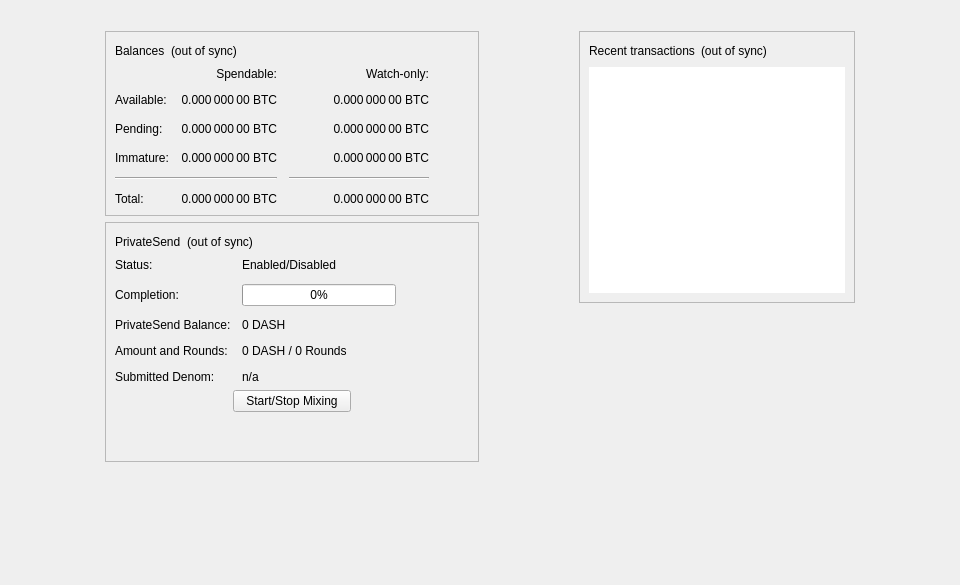
The window that src/qt/forms/overviewpage.ui (xdustinface/dash) describes before a commit, drawn with Qt 5.
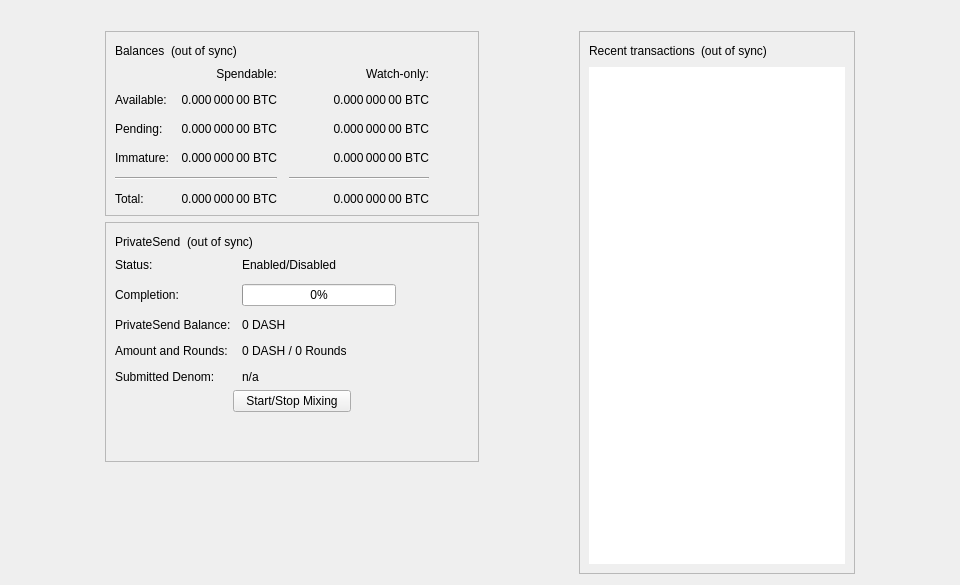
The same window after the commit.

Commit message: Drop spacer to let recent tx list occupy max height available

```diff
--- a/src/qt/forms/overviewpage.ui
+++ b/src/qt/forms/overviewpage.ui
@@ -656,19 +656,6 @@
          </layout>
         </widget>
        </item>
-       <item>
-        <spacer name="verticalSpacer_2">
-         <property name="orientation">
-          <enum>Qt::Vertical</enum>
-         </property>
-         <property name="sizeHint" stdset="0">
-          <size>
-           <width>20</width>
-           <height>40</height>
-          </size>
-         </property>
-        </spacer>
-       </item>
       </layout>
      </item>
      <item>
```
The commit also changes 1 other file.
